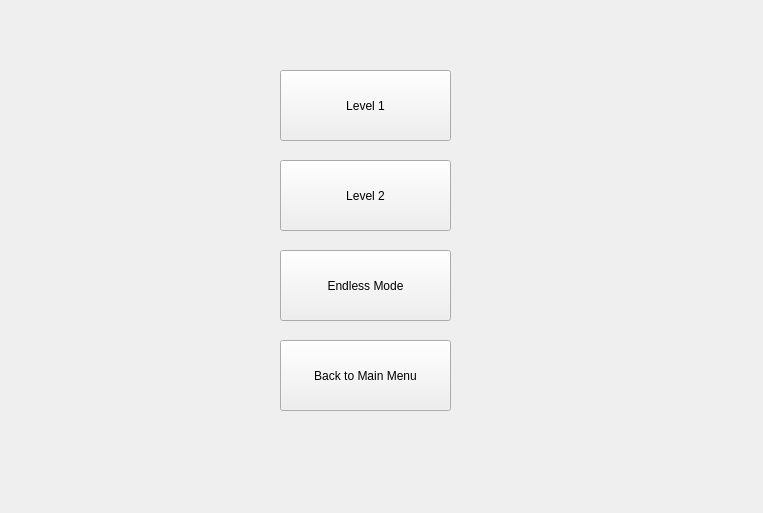
Qt form levelselect.ui (Tock15/FEMjump) before a commit.
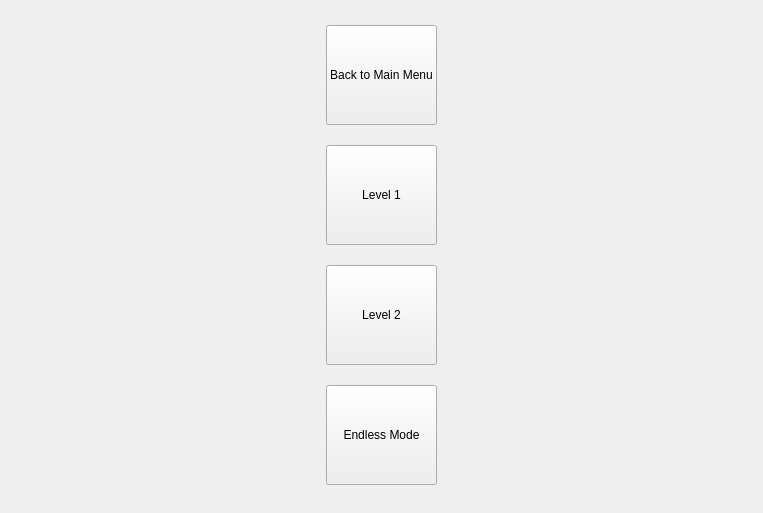
The same form after that commit.

What changed in the file:
```diff
--- a/levelselect.ui
+++ b/levelselect.ui
@@ -13,58 +13,96 @@
   <property name="windowTitle">
    <string>Form</string>
   </property>
+  <layout class="QHBoxLayout" name="horizontalLayout">
+   <item>
+    <spacer name="horizontalSpacer">
+     <property name="orientation">
+      <enum>Qt::Orientation::Horizontal</enum>
+     </property>
+     <property name="sizeHint" stdset="0">
+      <size>
+       <width>40</width>
+       <height>20</height>
+      </size>
+     </property>
+    </spacer>
+   </item>
+   <item>
+    <layout class="QVBoxLayout" name="verticalLayout">
+     <item>
   <widget class="QPushButton" name="btnBack">
-   <property name="geometry">
-    <rect>
-     <x>280</x>
-     <y>340</y>
-     <width>171</width>
-     <height>71</height>
-    </rect>
+       <property name="minimumSize">
+        <size>
+         <width>100</width>
+         <height>100</height>
+        </size>
    </property>
    <property name="text">
     <string>Back to Main Menu</string>
    </property>
   </widget>
-  <widget class="QPushButton" name="endlessBtn">
-   <property name="geometry">
-    <rect>
-     <x>280</x>
-     <y>250</y>
-     <width>171</width>
-     <height>71</height>
-    </rect>
-   </property>
-   <property name="text">
-    <string>Endless Mode</string>
-   </property>
-  </widget>
+     </item>
+     <item>
   <widget class="QPushButton" name="oneBtn">
-   <property name="geometry">
-    <rect>
-     <x>280</x>
-     <y>70</y>
-     <width>171</width>
-     <height>71</height>
-    </rect>
+       <property name="minimumSize">
+        <size>
+         <width>100</width>
+         <height>100</height>
+        </size>
    </property>
    <property name="text">
     <string>Level 1</string>
    </property>
   </widget>
+     </item>
+     <item>
   <widget class="QPushButton" name="twoBtn">
-   <property name="geometry">
-    <rect>
-     <x>280</x>
-     <y>160</y>
-     <width>171</width>
-     <height>71</height>
-    </rect>
+       <property name="minimumSize">
+        <size>
+         <width>100</width>
+         <height>100</height>
+        </size>
    </property>
    <property name="text">
     <string>Level 2</string>
    </property>
   </widget>
+     </item>
+     <item>
+      <widget class="QPushButton" name="endlessBtn">
+       <property name="minimumSize">
+        <size>
+         <width>100</width>
+         <height>100</height>
+        </size>
+       </property>
+       <property name="maximumSize">
+        <size>
+         <width>125</width>
+         <height>16777215</height>
+        </size>
+       </property>
+       <property name="text">
+        <string>Endless Mode</string>
+       </property>
+      </widget>
+     </item>
+    </layout>
+   </item>
+   <item>
+    <spacer name="horizontalSpacer_2">
+     <property name="orientation">
+      <enum>Qt::Orientation::Horizontal</enum>
+     </property>
+     <property name="sizeHint" stdset="0">
+      <size>
+       <width>40</width>
+       <height>20</height>
+      </size>
+     </property>
+    </spacer>
+   </item>
+  </layout>
  </widget>
  <resources/>
  <connections/>
```
Lines whose indentation alone changed are shown as unchanged.
